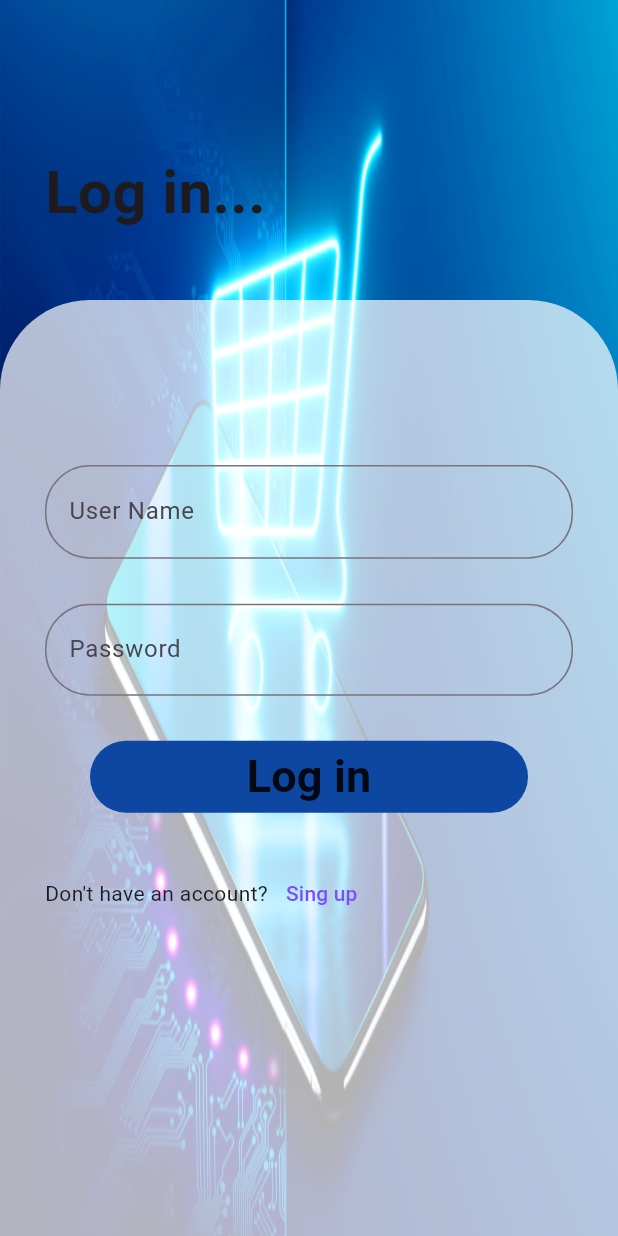
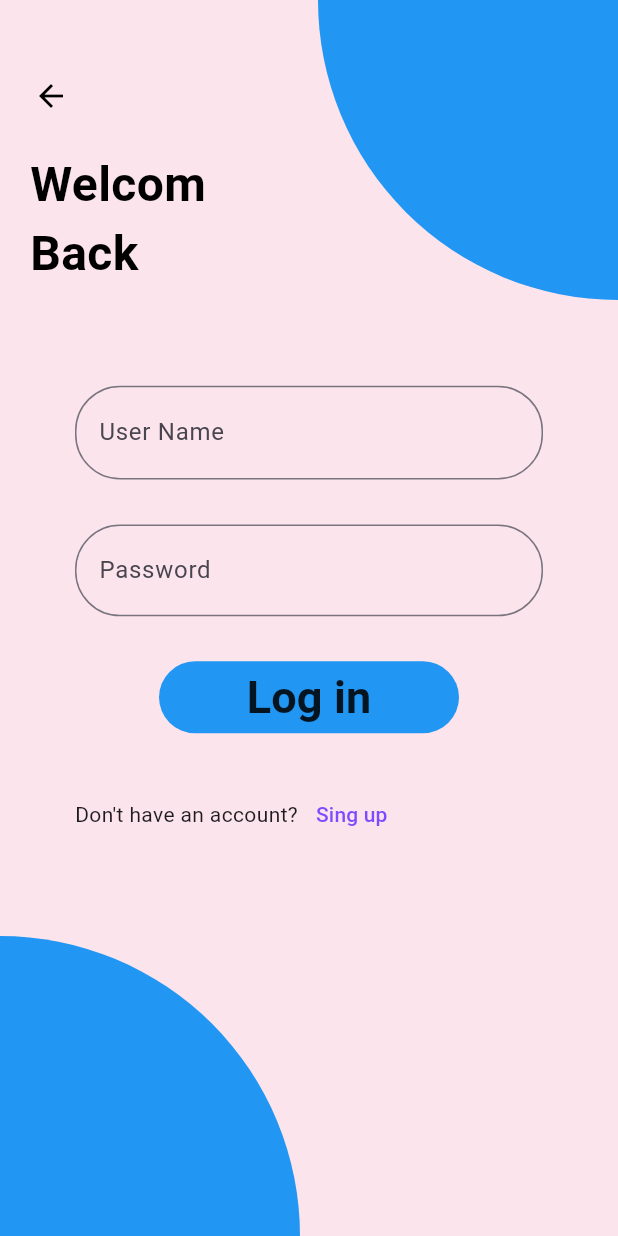
Before and after one commit to Mohamed-software-engineer/Flutter_Project_Team, a Flutter app: the screen it shows after launch, after a tap on "Log in", on a phone screen of 412 x 824 dp. Run offline on Flutter 3.47's test engine with Material 3 defaults, Android fonts, the light colour scheme and no system bars; our stand-ins replace lottie.

Commit message:
Auth Features

```diff
--- a/lib/features/auth/presentation/screens/singUp.dart
+++ b/lib/features/auth/presentation/screens/singUp.dart
@@ -1,3 +1,4 @@
+import 'package:e_commerce/features/auth/presentation/widgets/singup_widget.dart';
 import 'package:flutter/material.dart';
 
 class SingUp extends StatelessWidget {
@@ -5,8 +6,6 @@ class SingUp extends StatelessWidget {
 
   @override
   Widget build(BuildContext context) {
-    return Scaffold(
-      body: const Text("Sing UP"),
-    );
+    return SingupWidget();
   }
 }
--- a/lib/features/auth/presentation/screens/splash.dart
+++ b/lib/features/auth/presentation/screens/splash.dart
@@ -11,6 +11,6 @@ class Splash extends StatefulWidget {
 class _SplashState extends State<Splash> {
   @override
   Widget build(BuildContext context) {
-    return const SplashBody();
+    return SplashBody();
   }
 }
--- /dev/null
+++ b/lib/features/auth/presentation/screens/welcom_screen.dart
@@ -0,0 +1,11 @@
+import 'package:e_commerce/features/auth/presentation/widgets/welcom_widget.dart';
+import 'package:flutter/material.dart';
+
+class WelcomScreen extends StatelessWidget {
+  const WelcomScreen({super.key});
+
+  @override
+  Widget build(BuildContext context) {
+    return WelcomWidget();
+  }
+}
--- /dev/null
+++ b/lib/features/auth/presentation/widgets/button_widget.dart
@@ -0,0 +1,63 @@
+import 'package:flutter/material.dart';
+
+import '../../data/accounts.dart';
+import '../../data/createdemails.dart';
+import '../screens/home_page.dart';
+
+class ButtonWidget extends StatelessWidget {
+  final bool choseLapelToButton;
+  final String userName;
+  final String password;
+  final String confirmPassword;
+  final String labelOfButton;
+
+  ButtonWidget(
+      {super.key, required this.password, required this.confirmPassword, required this.labelOfButton, required this.choseLapelToButton, required this.userName});
+
+  @override
+  Widget build(BuildContext context) {
+    return Container(
+      margin: const EdgeInsets.symmetric(horizontal: 30),
+      width: 200,
+      decoration: BoxDecoration(
+          color: Colors.blue,
+          borderRadius: BorderRadius.circular(30)),
+      child: MaterialButton(
+        onPressed: () {
+          if (choseLapelToButton) {
+            String enteredPassword = password;
+            String confirmedPassword = confirmPassword;
+
+            if (enteredPassword == confirmedPassword) {
+              accounts.add(Createdemails(userName, password));
+              Navigator.push(context,
+                  MaterialPageRoute(builder: (_) {
+                    return const HomePage();
+                  }));
+            }
+          }
+          else {
+            String enterdUserName = userName;
+            String enterdPassword = password;
+            for (Createdemails account in accounts) {
+              if (account.userName == enterdUserName &&
+                  account.Password == enterdPassword) {
+                Navigator.push(context,
+                    MaterialPageRoute(builder: (_) {
+                      return const HomePage();
+                    }));
+              }
+            }
+          }
+        },
+        child: Text(
+          labelOfButton,
+          style: TextStyle(
+            fontSize: 30,
+            fontWeight: FontWeight.bold,
+          ),
+        ),
+      ),
+    );
+  }
+}
--- a/lib/features/auth/presentation/widgets/login_widget.dart
+++ b/lib/features/auth/presentation/widgets/login_widget.dart
@@ -1,6 +1,8 @@
 import 'package:e_commerce/features/auth/data/accounts.dart';
 import 'package:e_commerce/features/auth/data/createdemails.dart';
 import 'package:e_commerce/features/auth/presentation/screens/home_page.dart';
+import 'package:e_commerce/features/auth/presentation/widgets/button_widget.dart';
+import 'package:e_commerce/features/auth/presentation/widgets/error_text_form_field.dart';
 import 'package:e_commerce/features/auth/presentation/widgets/text_form_field.dart';
 import 'package:flutter/material.dart';
 import '../screens/singUp.dart';
@@ -20,57 +22,75 @@ class _LoginWidgetState extends State<LoginWidget> {
   @override
   Widget build(BuildContext context) {
     return Scaffold(
-      body: ListView(children: [
-        Stack(
-          alignment: Alignment.bottomCenter,
+      body: Stack(
+      children: <Widget>[
+        // Background Color
+        Container(
+          color: Colors.pink.shade50,
+        ),
+        // Top Right Circle
+        Align(
+          alignment: Alignment.topRight,
+          child: Container(
+            width: 200,
+            height: 200,
+            decoration: BoxDecoration(
+              color: Colors.blue,
+              borderRadius: BorderRadius.only(
+                bottomLeft: Radius.circular(200), // نصف قطر النصف دائرة
+              ),
+            ),
+          ),
+        ),
+        // Bottom Left Circle
+        Align(
+          alignment: Alignment.bottomLeft,
+          child: Container(
+            width: 200,
+            height: 200,
+            decoration: BoxDecoration(
+              color: Colors.blue,
+              borderRadius: BorderRadius.only(
+                topRight: Radius.circular(200), // نصف قطر النصف دائرة
+              ),
+            ),
+          ),
+        ),
+        // Title Text
+        Positioned(
+          top: 100,
+          left: 20,
+          child: Column(
+            crossAxisAlignment: CrossAxisAlignment.start,
             children: [
-            Container(
-              height: 900,
-              width: double.infinity,
-              decoration: const BoxDecoration(
-                image: DecorationImage(
-                    image: AssetImage("assets/ecommerce.png"),
-                    fit: BoxFit.fill),
+              Text(
+                'Welcom',
+                style: TextStyle(
+                  fontSize: 32,
+                  fontWeight: FontWeight.bold,
+                  color: Colors.black,
                 ),
-              child: const Row(
-                //crossAxisAlignment: CrossAxisAlignment.start,
-                children: [
-                  SizedBox(
-                    width: 30,
-                  ),
-                  Column(
-                    children: [
-                      SizedBox(
-                        height: 100,
               ),
               Text(
-                        "Log in...",
+                'Back',
                 style: TextStyle(
-                          fontSize: 40,
+                  fontSize: 32,
                   fontWeight: FontWeight.bold,
+                  color: Colors.black,
                 ),
               ),
             ],
-                  )
-                ],
           ),
         ),
-            Container(
-              height: 700,
-              width: double.infinity,
-              decoration: const BoxDecoration(
-                borderRadius: BorderRadius.only(
-                    topLeft: Radius.circular(60),
-                    topRight: Radius.circular(60)),
-                color: Colors.white70,
-              ),
-              child: Padding(
-                padding: const EdgeInsets.all(30),
+        Positioned(
+            child: Container(
+              margin: EdgeInsets.all(50),
+              child: SizedBox(
+                width: MediaQuery.of(context).size.width,
+                height: MediaQuery.of(context).size.height,
                 child: Column(
+                  mainAxisAlignment: MainAxisAlignment.center,
                   children: [
-                    const SizedBox(
-                      height: 80,
-                    ),
                     TextFormFieldWidget(
                       input: userName,
                       labelTextInput: 'User Name',
@@ -89,35 +109,7 @@ class _LoginWidgetState extends State<LoginWidget> {
                     const SizedBox(
                       height: 30,
                     ),
-                    Container(
-                      margin: const EdgeInsets.symmetric(horizontal: 30),
-                      width: double.infinity,
-                      decoration: BoxDecoration(
-                          color: Colors.blue[900],
-                          borderRadius: BorderRadius.circular(30)),
-                      child: MaterialButton(
-                        onPressed: () {
-                          String enterdUserName = userName.text;
-                          String enterdPassword = password.text;
-                          for (Createdemails account in accounts) {
-                            if (account.userName == enterdUserName &&
-                                account.Password == enterdPassword) {
-                              Navigator.push(context,
-                                  MaterialPageRoute(builder: (_) {
-                                return const HomePage();
-                              }));
-                            } else {}
-                          }
-                        },
-                        child: const Text(
-                          "Log in",
-                          style: TextStyle(
-                            fontSize: 30,
-                            fontWeight: FontWeight.bold,
-                          ),
-                        ),
-                      ),
-                    ),
+                    ButtonWidget(password: password.text, confirmPassword: '', labelOfButton: 'Log in', choseLapelToButton: false, userName: userName.text),
                     const SizedBox(
                       height: 30,
                     ),
@@ -141,9 +133,21 @@ class _LoginWidgetState extends State<LoginWidget> {
                 ),
               ),
             )
+        ),
+        // Back Button
+        Positioned(
+          top: 40,
+          left: 10,
+          child: IconButton(
+            icon: Icon(Icons.arrow_back),
+            color: Colors.black,
+            onPressed: () {
+              Navigator.pop(context);
+            },
+          ),
+        ),
       ],
               ),
-      ]),
     );
   }
 }
--- a/lib/features/auth/presentation/widgets/splash_body.dart
+++ b/lib/features/auth/presentation/widgets/splash_body.dart
@@ -2,6 +2,8 @@ import 'dart:async';
 
 import 'package:e_commerce/core/utiles/assets.dart';
 import 'package:e_commerce/features/auth/presentation/screens/login.dart';
+import 'package:e_commerce/features/auth/presentation/screens/welcom_screen.dart';
+import 'package:e_commerce/features/auth/presentation/widgets/welcom_widget.dart';
 import 'package:flutter/material.dart';
 import 'package:lottie/lottie.dart';
 
@@ -17,7 +19,7 @@ class _SplashBodyState extends State<SplashBody> {
   void initState() {
     Timer(Duration(seconds: 3), () {
       Navigator.pushReplacement(context, MaterialPageRoute(builder: (context) {
-        return Login();
+        return WelcomScreen();
       }));
     });
     super.initState();
--- a/lib/features/auth/presentation/widgets/text_form_field.dart
+++ b/lib/features/auth/presentation/widgets/text_form_field.dart
@@ -32,7 +32,7 @@ class _TextFormFieldWidgetState extends State<TextFormFieldWidget> {
           border: OutlineInputBorder(
               borderRadius: BorderRadius.circular(30),
               borderSide: const BorderSide(
-                color: Colors.black,
+                color: Colors.blue,
               ))),
     );
   }
--- /dev/null
+++ b/lib/features/auth/presentation/widgets/welcom_widget.dart
@@ -0,0 +1,122 @@
+import 'package:e_commerce/features/auth/presentation/screens/login.dart';
+import 'package:flutter/material.dart';
+
+import '../screens/singUp.dart';
+import 'button_widget.dart';
+
+class WelcomWidget extends StatelessWidget {
+  const WelcomWidget({super.key});
+
+  @override
+  Widget build(BuildContext context) {
+    return Scaffold(
+      body: Stack(
+        children: <Widget>[
+          // Background Color
+          Container(
+            color: Colors.pink.shade50,
+          ),
+          // Top Right Circle
+          Align(
+            alignment: Alignment.topRight,
+            child: Container(
+              width: 200,
+              height: 200,
+              decoration: BoxDecoration(
+                color: Colors.blue,
+                borderRadius: BorderRadius.only(
+                  bottomLeft: Radius.circular(200),
+                ),
+              ),
+            ),
+          ),
+          // Bottom Left Circle
+          Align(
+            alignment: Alignment.bottomLeft,
+            child: Container(
+              width: 200,
+              height: 200,
+              decoration: BoxDecoration(
+                color: Colors.blue,
+                borderRadius: BorderRadius.only(
+                  topRight: Radius.circular(200), // نصف قطر النصف دائرة
+                ),
+              ),
+            ),
+          ),
+          // Title Text
+          Positioned(
+            top: 100,
+            left: 20,
+            child: Column(
+              crossAxisAlignment: CrossAxisAlignment.start,
+              children: [
+                Text(
+                  'HELLO!',
+                  style: TextStyle(
+                    fontSize: 32,
+                    fontWeight: FontWeight.bold,
+                    color: Colors.black,
+                  ),
+                ),
+              ],
+            ),
+          ),
+          Positioned(
+              child: Container(
+                margin: EdgeInsets.all(50),
+                child: SizedBox(
+                    width: MediaQuery.of(context).size.width,
+                    height: MediaQuery.of(context).size.height,
+                    child: Column(
+                      mainAxisAlignment: MainAxisAlignment.center,
+                      children: [
+                        Row(
+                          mainAxisAlignment: MainAxisAlignment.spaceBetween,
+                          children: [
+                            Container(
+                              child: MaterialButton(
+                                onPressed: () {
+                                  Navigator.push(context, MaterialPageRoute(builder: (_){
+                                    return Login();
+                                  }
+                                  )
+                                  );
+                                },
+                                child: Text(
+                                  'Log in',
+                                  style: TextStyle(
+                                    fontSize: 30,
+                                    fontWeight: FontWeight.bold,
+                                  ),
+                                ),
+                              ),
+                            ),
+                            MaterialButton(
+                              onPressed: () {
+                                Navigator.push(context, MaterialPageRoute(builder: (_){
+                                  return SingUp();
+                                }
+                                )
+                                );
+                              },
+                              child: Text(
+                                'Sign Up',
+                                style: TextStyle(
+                                  fontSize: 30,
+                                  fontWeight: FontWeight.bold,
+                                ),
+                              ),
+                            )
+                          ],
+                        )
+                      ],
+                    )
+                ),
+              )
+          ),
+        ],
+      ),
+    );
+  }
+}
```
Also changed, not shown: lib/features/auth/presentation/widgets/error_text_form_field.dart (added, +32 -0 lines), lib/features/auth/presentation/widgets/singup_widget.dart (added, +135 -0 lines). Lines whose indentation alone changed are shown as unchanged.
